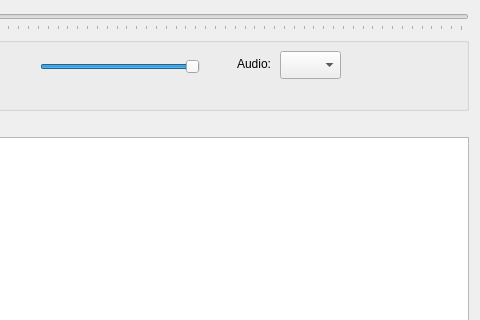
Above: GUI_UIs/ui_dialog_view_av.ui from ccbogel/QualCoder before the change; both pictures show x 541 to 1021 and y 0 to 320 of the 1021 by 450 pixel window. Below: the same form after it.
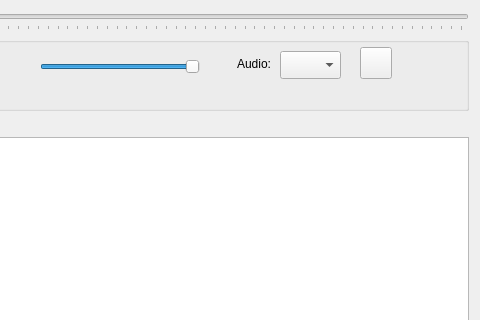
That is the form after the change.

```diff
--- a/GUI_UIs/ui_dialog_view_av.ui
+++ b/GUI_UIs/ui_dialog_view_av.ui
@@ -296,6 +296,22 @@
        <string/>
       </property>
      </widget>
+     <widget class="QPushButton" name="pushButton_help">
+      <property name="geometry">
+       <rect>
+        <x>890</x>
+        <y>10</y>
+        <width>32</width>
+        <height>32</height>
+       </rect>
+      </property>
+      <property name="toolTip">
+       <string>Help</string>
+      </property>
+      <property name="text">
+       <string/>
+      </property>
+     </widget>
     </widget>
    </item>
    <item row="4" column="0">
```
